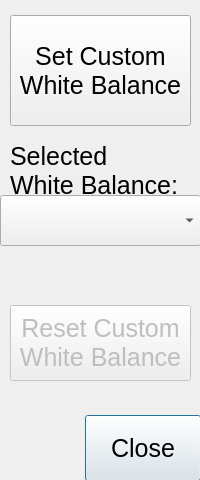
Qt form src/whitebalancedialog.ui (krontech/chronos-cam-app) before a commit.
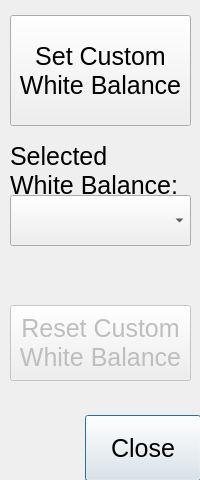
The same form after that commit.

Commit message: Make the combobox not touch the edges of the dialog Had to decrease its width by 20 pixels and lower its font size from 15 to 13

Diff of the .ui file:
```diff
--- a/src/whitebalancedialog.ui
+++ b/src/whitebalancedialog.ui
@@ -53,15 +53,15 @@
   <widget class="QComboBox" name="comboWB">
    <property name="geometry">
     <rect>
-     <x>0</x>
+     <x>10</x>
      <y>195</y>
-     <width>201</width>
+     <width>181</width>
      <height>51</height>
     </rect>
    </property>
    <property name="font">
     <font>
-     <pointsize>15</pointsize>
+     <pointsize>13</pointsize>
      <weight>75</weight>
      <italic>true</italic>
      <bold>true</bold>
```
